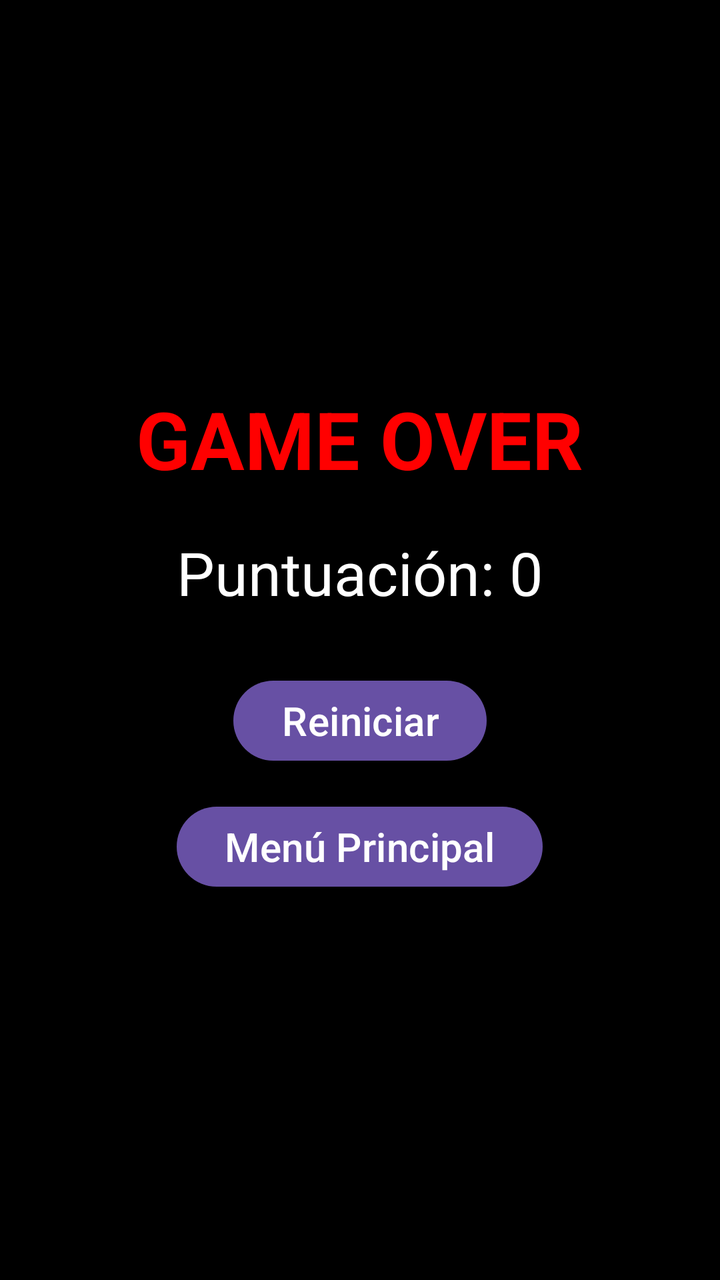
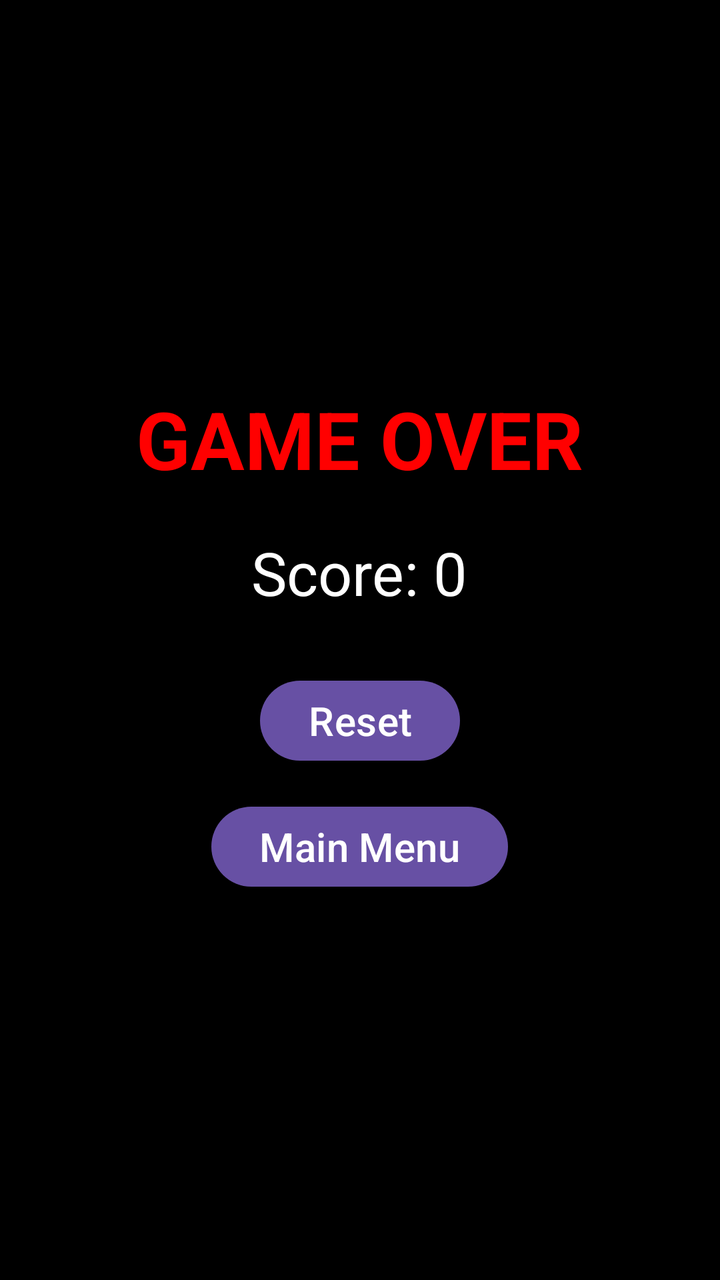

The first picture is an Android layout as it rendered before a commit; the second is the same layout after the commit. The layout source and the unified diff follow.
<!-- AndroidManifest.xml: application theme Theme.Juego2D -->
<!-- res/layout/activity_gameover.xml -->
<?xml version="1.0" encoding="utf-8"?>
<LinearLayout xmlns:android="http://schemas.android.com/apk/res/android"
    android:layout_width="match_parent"
    android:layout_height="match_parent"
    android:orientation="vertical"
    android:gravity="center"
    android:background="#000000">

    <TextView
        android:id="@+id/textGameOver"
        android:layout_width="wrap_content"
        android:layout_height="wrap_content"
        android:text="GAME OVER"
        android:textColor="#FF0000"
        android:textSize="40sp"
        android:textStyle="bold" />

    <TextView
        android:id="@+id/textScore"
        android:layout_width="wrap_content"
        android:layout_height="wrap_content"
        android:text="Puntuación: 0"
        android:textColor="#FFFFFF"
        android:textSize="30sp"
        android:layout_marginTop="20dp" />

    <Button
        android:id="@+id/btnRestart"
        android:layout_width="wrap_content"
        android:layout_height="wrap_content"
        android:text="Reiniciar"
        android:textSize="20sp"
        android:layout_marginTop="30dp"/>

    <Button
        android:id="@+id/btnMenu"
        android:layout_width="wrap_content"
        android:layout_height="wrap_content"
        android:text="Menú Principal"
        android:textSize="20sp"
        android:layout_marginTop="15dp"/>
</LinearLayout>
<!-- resources referenced by this layout -->
<resources>
  <style name="Theme.Juego2D" parent="Base.Theme.Juego2D" />
  <style name="Base.Theme.Juego2D" parent="Theme.Material3.DayNight.NoActionBar">
          
          
      </style>
</resources>

<!-- the commit's change to res/layout/activity_gameover.xml (unified diff, before → after) -->
@@ -19,7 +19,7 @@
         android:id="@+id/textScore"
         android:layout_width="wrap_content"
         android:layout_height="wrap_content"
-        android:text="Puntuación: 0"
+        android:text="Score: 0"
         android:textColor="#FFFFFF"
         android:textSize="30sp"
         android:layout_marginTop="20dp" />
@@ -28,7 +28,7 @@
         android:id="@+id/btnRestart"
         android:layout_width="wrap_content"
         android:layout_height="wrap_content"
-        android:text="Reiniciar"
+        android:text="Reset"
         android:textSize="20sp"
         android:layout_marginTop="30dp"/>
 
@@ -36,7 +36,7 @@
         android:id="@+id/btnMenu"
         android:layout_width="wrap_content"
         android:layout_height="wrap_content"
-        android:text="Menú Principal"
+        android:text="Main Menu"
         android:textSize="20sp"
         android:layout_marginTop="15dp"/>
 </LinearLayout>
